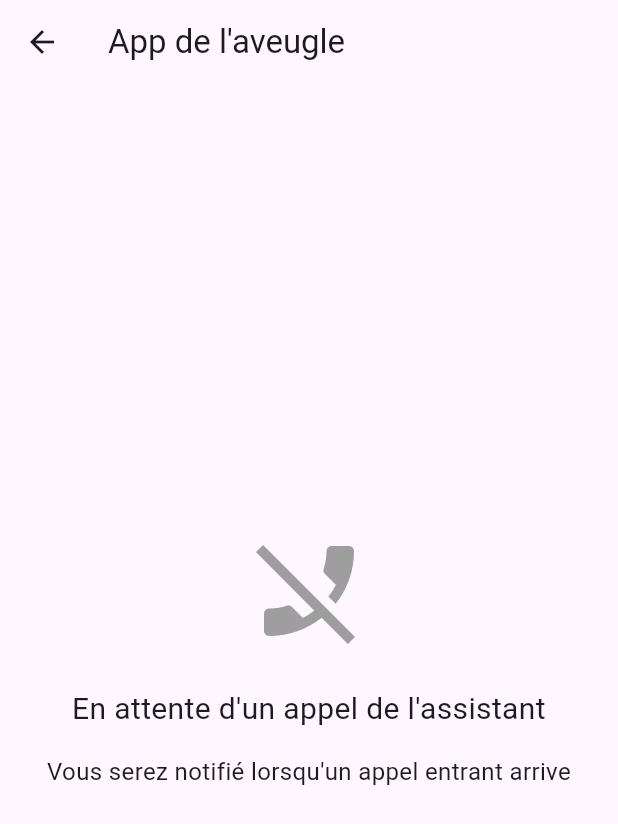
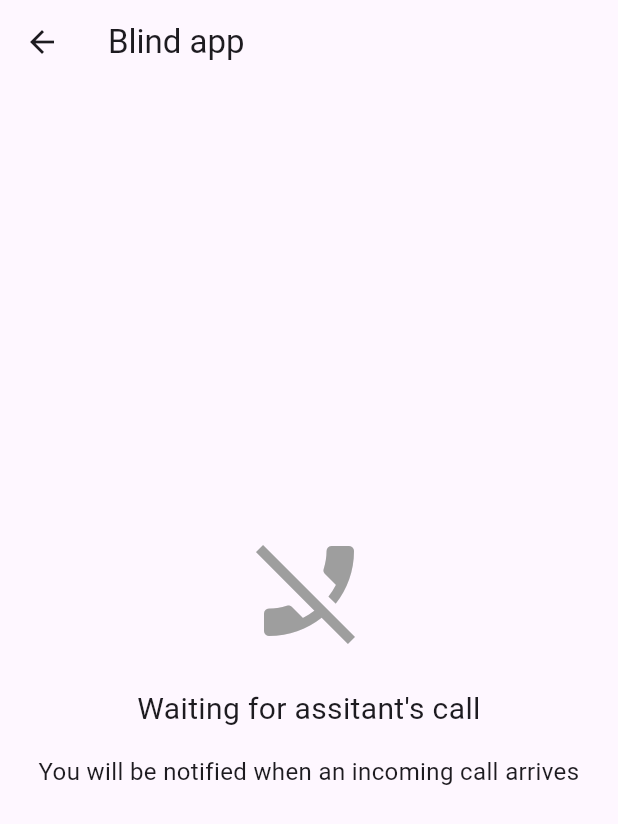
Before and after one commit to Saamyy207/blind_user_app, a Flutter app: the BlindUserHomePage screen opened directly, on a phone screen of 412 x 824 dp. Shown: the top 824 px of the screen. Run offline on Flutter 3.47's test engine with Material 3 defaults, Android fonts, the phone set to English and light mode, and no system bars; our stand-ins replace audioplayers, camera, flutter_tts, geolocator, permission_handler, speech_to_text and 1 more; missing offline and left inert: agora_rtc_engine, mobile_scanner; accounts and stored records are empty.

Commit message:
english version

```diff
--- a/lib/agora_config.dart
+++ b/lib/agora_config.dart
@@ -1,5 +1,5 @@
 class AgoraConfig {
   static const String appId='8a51597d8d1d4efa872e02ade1a83d1d';
-   static const String token='007eJxTYAg+mfdjhx/vObuPuqucdB0+x7tdSbw7O/r60lsxizd7J8xWYLBINDU0tTRPsUgxTDFJTUu0MDdKNTBKTEk1TLQwBopl/9HMaAhkZHC4sYCVkQECQXxOhuSMxLy81BxDAwYGAH9/Iwg=';
-  static const String channelName='channel10';
+   static const String token='007eJxTYEh3/FEVGOYkN7lX8OsRr/55e68vnXBM7KRtiOjWcL3lTz8rMFgkmhqaWpqnWKQYppikpiVamBulGhglpqQaJloYA8W0GrUzGgIZGbiEpJkZGSAQxOdkSM5IzMtLzTE0YmAAAPRIIBY=';
+  static const String channelName='channel12';
 }
--- a/lib/views/blinduser_homepage.dart
+++ b/lib/views/blinduser_homepage.dart
@@ -12,7 +12,7 @@ class BlindUserHomePage extends StatelessWidget {
     final blindUserViewModel = Provider.of<BlindUserViewModel>(context);
 
     return Scaffold(
-      appBar: AppBar(title: const Text("App de l'aveugle")),
+      appBar: AppBar(title: const Text("Blind app")),
       body: ListenableBuilder(
         listenable: blindUserViewModel,
         builder: (context, child) {
@@ -38,13 +38,13 @@ class BlindUserHomePage extends StatelessWidget {
           Icon(Icons.phone_disabled, size: 80, color: Colors.grey),
           const SizedBox(height: 24),
           const Text(
-            "En attente d'un appel de l'assistant",
+            "Waiting for assitant's call",
             style: TextStyle(fontSize: 20),
             textAlign: TextAlign.center,
           ),
           const SizedBox(height: 16),
           const Text(
-            "Vous serez notifié lorsqu'un appel entrant arrive",
+            "You will be notified when an incoming call arrives",
             style: TextStyle(fontSize: 16),
             textAlign: TextAlign.center,
           ),
@@ -70,7 +70,7 @@ class BlindUserHomePage extends StatelessWidget {
               ),
               const SizedBox(height: 24),
               const Text(
-                "Appel entrant de l'assistant",
+                "Incoming call from assistant",
                 style: TextStyle(
                   color: Colors.white,
                   fontSize: 24,
@@ -104,7 +104,7 @@ class BlindUserHomePage extends StatelessWidget {
               ),
               const SizedBox(height: 20),
               const Text(
-                "👆 Tapez une fois pour répondre\n✌️ Double tapez pour rejeter",
+                "👆 Click once to accept\n✌️ Click twice to reject",
                 style: TextStyle(color: Colors.white70, fontSize: 16),
                 textAlign: TextAlign.center,
               ),
@@ -118,7 +118,7 @@ class BlindUserHomePage extends StatelessWidget {
  Widget _buildCallView(BlindUserViewModel viewModel) {
   return GestureDetector(
     onHorizontalDragEnd: (_) {
-      viewModel.toggleCamera();
+      //viewModel.toggleCamera();
     },
     child: Column(
       children: [
@@ -137,7 +137,7 @@ class BlindUserHomePage extends StatelessWidget {
                       )
                     : const Center(
                         child: Text(
-                          "En attente de l'assistant...",
+                          "Waiting for assistant",
                           style: TextStyle(color: Colors.white, fontSize: 18),
                         ),
                       ),
@@ -156,7 +156,7 @@ class BlindUserHomePage extends StatelessWidget {
                         child: AgoraVideoView(
                           controller: VideoViewController(
                             rtcEngine: viewModel.engine,
-                            canvas: const VideoCanvas(uid: 0),
+                            canvas: const VideoCanvas(uid: 2),
                           ),
                         ),
                       ),
@@ -181,7 +181,7 @@ class BlindUserHomePage extends StatelessWidget {
                 children: const [
                   Icon(Icons.call_end),
                   SizedBox(width: 8),
-                  Text("Terminer l'appel"),
+                  Text("End call"),
                 ],
               ),
             ),
```
Also changed, not shown: lib/view_models/blinduser_viewmodel.dart (line endings or trailing spaces).
